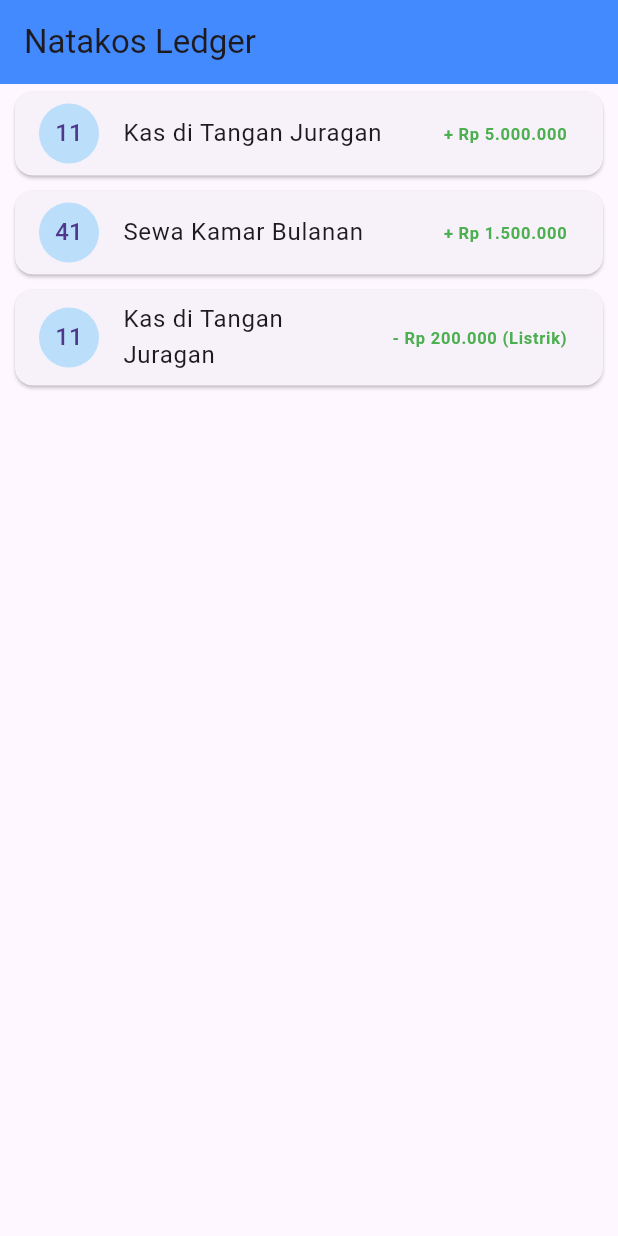
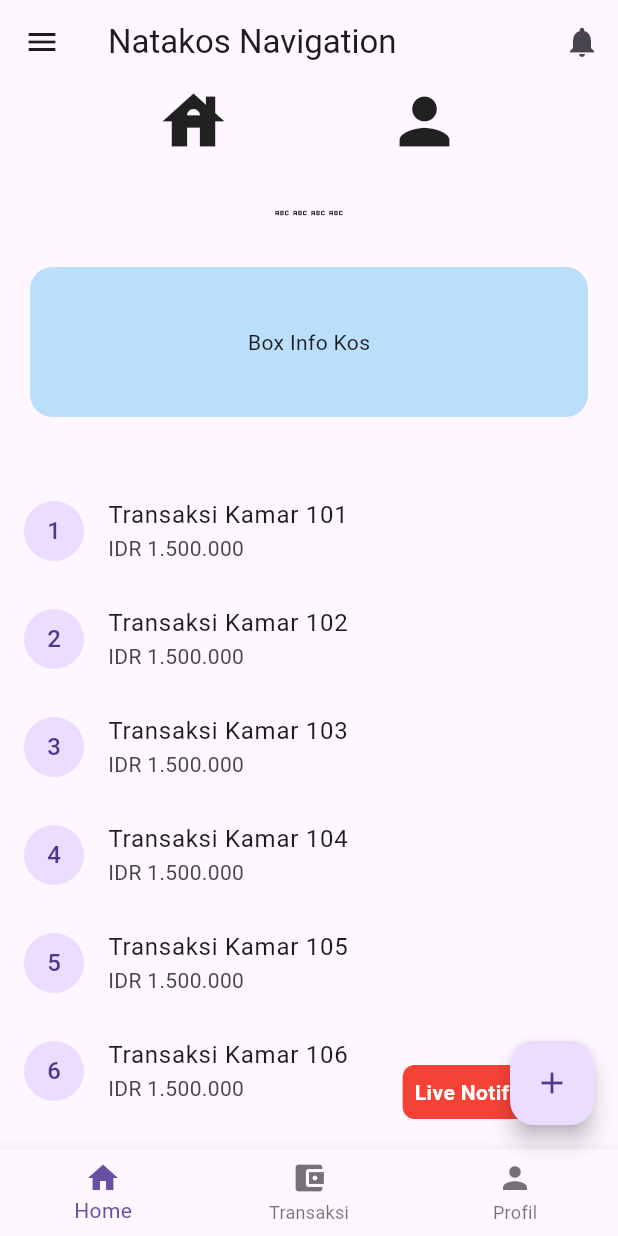
Before and after one commit to ordinaryteen/natakos_mini_mvp, a Flutter app: the screen it shows after launch, on a phone screen of 412 x 824 dp. Run offline on Flutter 3.47's test engine with Material 3 defaults, Android fonts, the phone set to English and light mode, and no system bars.

Commit message:
kenyang belajar brayy

```diff
--- a/lib/main.dart
+++ b/lib/main.dart
@@ -11,47 +11,124 @@ class NatakosApp extends StatelessWidget {
   Widget build(BuildContext context) {
     return MaterialApp(
       debugShowCheckedModeBanner: false,
-      home: Scaffold(
-        appBar: AppBar(
-          title: const Text('Natakos Ledger'),
-          backgroundColor: Colors.blueAccent,
-        ),
-        body: const TransactionList(), // Widget utama kita
+      theme: ThemeData(primarySwatch: Colors.blue),
+      home: const MainNavigation(), // Kita pindah ke class baru buat handle nav
+    );
+  }
+}
+
+class MainNavigation extends StatelessWidget {
+  const MainNavigation({super.key});
+
+  @override
+  Widget build(BuildContext context) {
+    return Scaffold(
+      appBar: AppBar(
+        title: const Text('Natakos Navigation'),
+        actions: [
+          IconButton(
+            icon: const Icon(Icons.notifications),
+            onPressed: () => print('Notif diklik'),
+          )
+        ],
+      ),
+
+      drawer: const Drawer(
+        child: Center(child: Text('Menu Samping')),
+      ),
+
+      floatingActionButton: FloatingActionButton(
+        child: const Icon(Icons.add),
+        onPressed: () => print('Tambah Transaksi'),
+      ),
+
+      body: Column(
+        mainAxisAlignment: MainAxisAlignment.center,
+        children: [
+          Row(
+            mainAxisAlignment: MainAxisAlignment.spaceEvenly,
+            children: [
+              Icon(Icons.house, size: 50),
+              Icon(Icons.person, size: 50),
+            ],
+          ),
+          SizedBox(height: 30),
+          Row (
+            mainAxisAlignment: MainAxisAlignment.center,
+            children: [
+              Icon(Icons.abc, size: 12),
+              Icon(Icons.abc, size: 12),
+              Icon(Icons.abc, size: 12),
+              Icon(Icons.abc, size: 12),
+            ],
+          ),
+          SizedBox(height: 30), // Spacer ringan untuk Ryzen 3
+          Padding(
+            padding: EdgeInsets.symmetric(horizontal: 20),
+            child: Container(
+              height: 100,
+              decoration: BoxDecoration( // "CSS" nya Container
+                color: Colors.blue[100],
+                borderRadius: BorderRadius.circular(15),
+              ),
+              child: Center(child: Text('Box Info Kos')),
+            ),
+          ),
+          SizedBox(height: 40,),
+
+          Expanded(
+            child: Stack(
+              children: [
+                ListView.builder(
+                  itemCount: 20,
+                  itemBuilder: (context, index) => ListTile(
+                    leading: CircleAvatar(child: Text('${index + 1}')),
+                    title: Text('Transaksi Kamar ${index + 101}'),
+                    subtitle: const Text('IDR 1.500.000'),
+                  ),
+                ),
+                Positioned(
+                  bottom: 20,
+                  right: 20,
+                  child: Container(
+                    padding: const EdgeInsets.all(8),
+                    decoration: BoxDecoration(
+                      color: Colors.red,
+                      borderRadius: BorderRadius.circular(8),
+                    ),
+                    child: const Text(
+                        'Live Notification',
+                        style: TextStyle(color: Colors.white, fontWeight: FontWeight.bold)
+                    ),
+                  ),
+                ),
+              ],
+            ),
+          ),
+        ],
+      ),
+
+      bottomNavigationBar: BottomNavigationBar(
+        type: BottomNavigationBarType.fixed,
+        currentIndex: 0,
+        items: const [
+          BottomNavigationBarItem(
+            icon: Icon(Icons.home),
+            label: 'Home',
+          ),
+          BottomNavigationBarItem(
+            icon: Icon(Icons.account_balance_wallet),
+            label: 'Transaksi',
+          ),
+          BottomNavigationBarItem(
+            icon: Icon(Icons.person),
+            label: 'Profil',
+          ),
+        ],
+        onTap: (index) {
+          print('Pindah ke tab index: $index');
+        },
       ),
     );
   }
 }
-
-class TransactionList extends StatelessWidget {
-  const TransactionList({super.key});
-
-  @override
-  Widget build(BuildContext context) {
-    // Dummy data berdasarkan COA Natakos
-    final List<Map<String, String>> dummyTransactions = [
-      {'code': '1111', 'name': 'Kas di Tangan Juragan', 'amount': '+ Rp 5.000.000'},
-      {'code': '4112', 'name': 'Sewa Kamar Bulanan', 'amount': '+ Rp 1.500.000'},
-      {'code': '1111', 'name': 'Kas di Tangan Juragan', 'amount': '- Rp 200.000 (Listrik)'},
-    ];
-
-    return ListView.builder(
-      itemCount: dummyTransactions.length,
-      itemBuilder: (context, index) {
-        return Card(
-          margin: const EdgeInsets.symmetric(horizontal: 10, vertical: 5),
-          child: ListTile(
-            leading: CircleAvatar(
-              backgroundColor: Colors.blue[100],
-              child: Text(dummyTransactions[index]['code']!.substring(0, 2)),
-            ),
-            title: Text(dummyTransactions[index]['name']!),
-            trailing: Text(
-              dummyTransactions[index]['amount']!,
-              style: const TextStyle(fontWeight: FontWeight.bold, color: Colors.green),
-            ),
-          ),
-        );
-      },
-    );
-  }
-}
```
